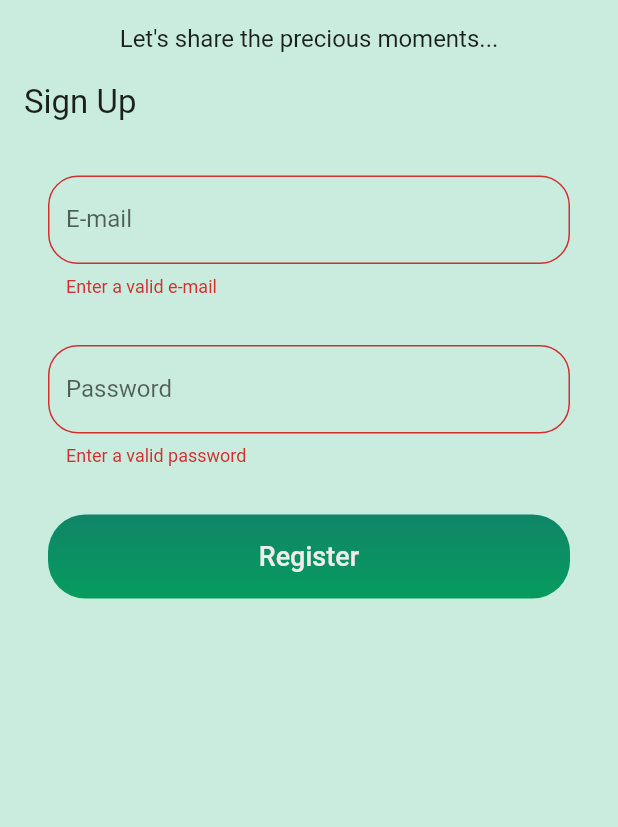
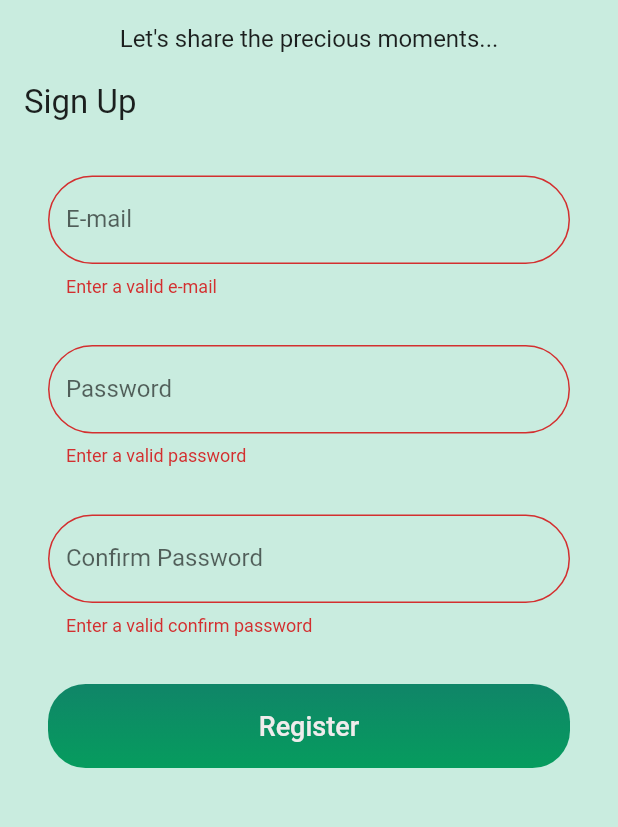
Before and after one commit to AkhilGK/PixMania, a Flutter app: the SignUp screen opened directly, after a tap on "Register", on a phone screen of 412 x 824 dp, the part 195-1022 px from its top. Run offline on Flutter 3.47's test engine with Material 2 defaults, Android fonts, the phone set to English and light mode, and no system bars; our stand-ins replace firebase_auth, firebase_core, google_fonts, google_sign_in; missing offline and left inert: flutter_facebook_auth; accounts and stored records are empty; Roboto replaces fonts that are missing (Monoton).

```diff
--- a/lib/basic_widgets/formfield.dart
+++ b/lib/basic_widgets/formfield.dart
@@ -3,7 +3,7 @@ import 'package:flutter/src/widgets/container.dart';
 import 'package:flutter/src/widgets/framework.dart';
 
 class CustomFormfield extends StatelessWidget {
-  CustomFormfield(
+  const CustomFormfield(
       {super.key,
       required this.controller,
       this.hintText,
@@ -32,7 +32,7 @@ class CustomFormfield extends StatelessWidget {
         // keyboardType: TextInputType.number,
         // maxLength: 12,
         decoration: InputDecoration(
-          border: OutlineInputBorder(borderRadius: BorderRadius.circular(20)),
+          border: OutlineInputBorder(borderRadius: BorderRadius.circular(50)),
           hintText: hintText,
           labelText: label,
           disabledBorder: OutlineInputBorder(
--- a/lib/screens/authenticate/sign_up.dart
+++ b/lib/screens/authenticate/sign_up.dart
@@ -7,7 +7,7 @@ import 'package:pixmania/constants/constants.dart';
 import 'package:pixmania/services/auth.dart';
 
 class SignUp extends StatefulWidget {
-  SignUp({super.key});
+  const SignUp({super.key});
 
   @override
   State<SignUp> createState() => _SignUpState();
@@ -17,10 +17,13 @@ class _SignUpState extends State<SignUp> {
   final TextEditingController userIdController = TextEditingController();
 
   final TextEditingController passwordController = TextEditingController();
+  final TextEditingController confirmController = TextEditingController();
+
   final formkey = GlobalKey<FormState>();
   String error = '';
 
   AuthServices auth = AuthServices();
+  bool isLoading = true;
 
   @override
   Widget build(BuildContext context) {
@@ -65,9 +68,15 @@ class _SignUpState extends State<SignUp> {
                     hintText: 'Enter your pasword',
                     obscureText: true,
                   ),
+                  CustomFormfield(
+                    controller: confirmController,
+                    label: 'Confirm Password',
+                    hintText: 'Confirm pasword',
+                    obscureText: true,
+                  ),
                   SubmitButton(
                       title: 'Register', onpressfun: _registerButtonPressed),
-                  Text(error),
+                  isLoading ? Text(error) : const CircularProgressIndicator(),
                 ],
               ),
             ),
@@ -78,7 +87,15 @@ class _SignUpState extends State<SignUp> {
   }
 
   void _registerButtonPressed() async {
-    if (formkey.currentState?.validate() ?? false) {
+    if (passwordController.text != confirmController.text) {
+      setState(() {
+        error = "Password doesn't match";
+        return;
+      });
+    } else if (formkey.currentState?.validate() ?? false) {
+      setState(() {
+        isLoading = false;
+      });
       dynamic result = await auth.registerWithEmailAndPAssword(
         userIdController.text.trim(),
         passwordController.text.trim(),
@@ -86,10 +103,12 @@ class _SignUpState extends State<SignUp> {
 
       if (result == null) {
         setState(() {
+          isLoading = true;
           error = 'Invalid email';
         });
       } else if (result == 'email-already-in-use') {
         setState(() {
+          isLoading = true;
           error = 'User already exists, Please sign In ';
         });
       } else {
--- a/pubspec.yaml
+++ b/pubspec.yaml
@@ -35,8 +35,9 @@ dependencies:
   firebase_core: ^2.13.1
   flutter:
     sdk: flutter
-  # flutter_native_splash: ^2.2.19
+  flutter_facebook_auth: ^5.0.11
   google_fonts: ^4.0.4
+  google_sign_in: ^6.1.4
   provider: ^6.0.5
 
 dev_dependencies:
```
Also changed, not shown: lib/screens/authenticate/forget_password.dart (added, +97 -0 lines), lib/screens/authenticate/login_screen.dart (+62 -12 lines), lib/services/auth.dart (+47 -1 lines), pubspec.lock, 5 other files.
